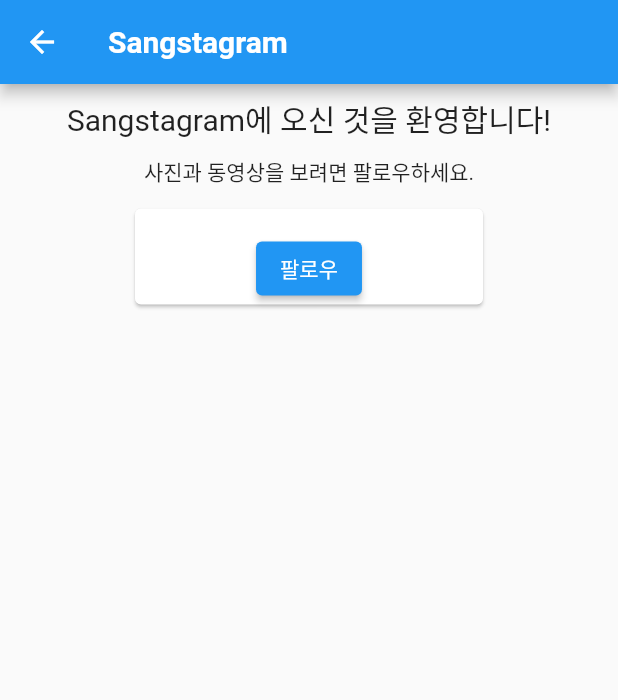
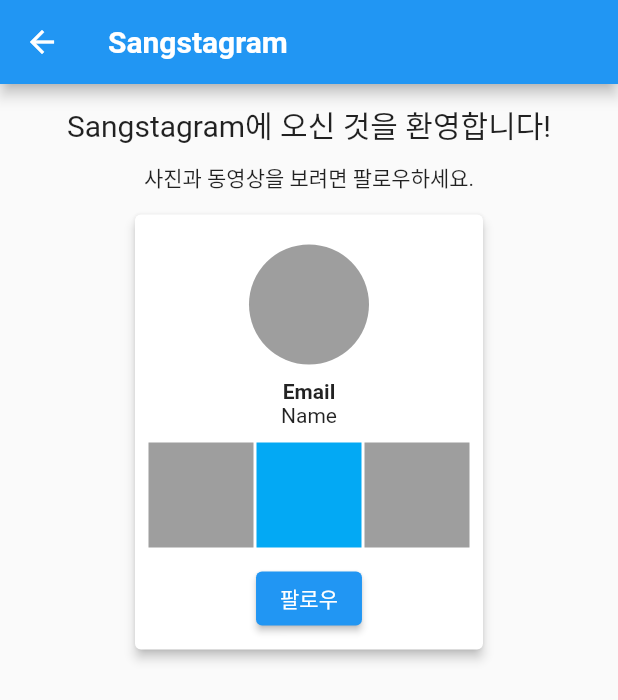
Before and after one commit to sangsu-lab254/instagram_clone, a Flutter app: the Home screen opened directly, on a phone screen of 412 x 824 dp. Shown: the top 700 px of the screen. Run offline on Flutter 3.47's test engine with Material 2 defaults, Android fonts, the phone set to English and light mode, and no system bars; network calls fail.

```diff
--- a/lib/home.dart
+++ b/lib/home.dart
@@ -13,7 +13,7 @@ class Home extends StatelessWidget {
 
   Widget _buildBody() {
     return Padding(
-        padding: EdgeInsets.all(8.0),
+        padding: EdgeInsets.all(12.0),
         child: SafeArea(
             // 노치 대비
             child: SingleChildScrollView(
@@ -27,15 +27,48 @@ class Home extends StatelessWidget {
                         SizedBox(
                           width: 240.0,
                           child: Card(
+                            elevation: 3.0,
                             child: Column(
                               children: <Widget>[
-                    Text(""),
+                                Padding(padding: EdgeInsets.all(10.0)),
+                                SizedBox(
+                                  width: 80.0,
+                                  height: 80.0,
+                                  child: CircleAvatar(backgroundColor: Colors.grey),
+                                ),
+                                Padding(padding: EdgeInsets.all(5.0)),
+                                Text("Email", style: TextStyle(fontWeight: FontWeight.bold)),
+                                Text("Name"),
+                                Padding(padding: EdgeInsets.all(5.0)),
+                                Row(
+                                  mainAxisAlignment: MainAxisAlignment.center,
+                                  children: <Widget>[
+                                    SizedBox(
+                                      width: 70.0,
+                                      height: 70.0,
+                                      child: Container(color: Colors.grey),
+                                    ),
+                                    Padding(padding: EdgeInsets.all(1.0)),
+                                    SizedBox(
+                                      width: 70.0,
+                                      height: 70.0,
+                                      child: Container(color: Colors.lightBlue),
+                                    ),
+                                    Padding(padding: EdgeInsets.all(1.0)),
+                                    SizedBox(
+                                      width: 70.0,
+                                      height: 70.0,
+                                      child: Container(color: Colors.grey),
+                                    ),
+                                ]),
+                                Padding(padding: EdgeInsets.all(5.0)),
                                 ElevatedButton(
                                     onPressed: _onButtonClick,
-                        child: Text('팔로우')) // RaisedButton은 Deprecated됨
+                                    child: Text('팔로우')
+                                ), // RaisedButton은 Deprecated됨
+                                Padding(padding: EdgeInsets.all(5.0)),
                               ],
                         )))
-
                       ],
         )))));
   }
```
Also changed, not shown: lib/account.dart (added, +75 -0 lines), lib/search.dart (added, +37 -0 lines), lib/tab.dart (+7 -4 lines). Lines whose indentation alone changed are shown as unchanged.
